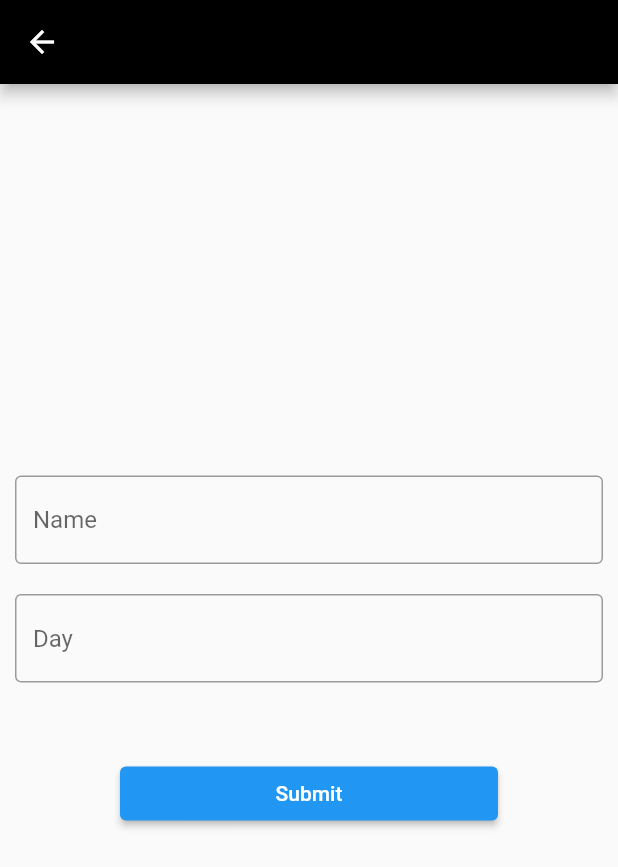
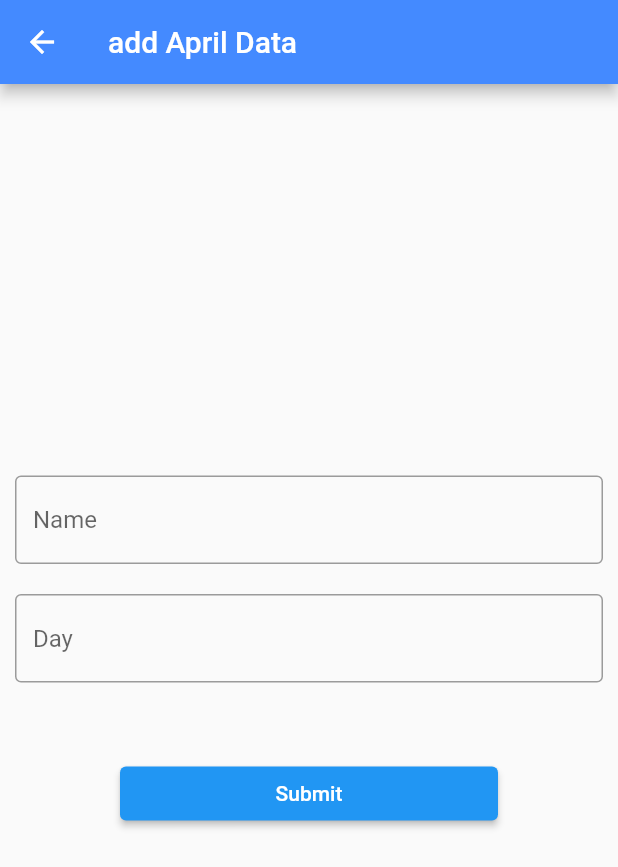
Before and after one commit to AymanAziz/FlutteBlocCRUD, a Flutter app: the AddPage screen opened directly, on a phone screen of 412 x 824 dp. Shown: the top 867 px of the screen. Run offline on Flutter 3.47's test engine with Material 2 defaults, Android fonts, the phone set to English and light mode, and no system bars; our stand-ins replace bloc, equatable, flutter_bloc, sqflite; accounts and stored records are empty.

```diff
--- a/lib/app_layer/april/AddPage.dart
+++ b/lib/app_layer/april/AddPage.dart
@@ -17,7 +17,8 @@ class AddPage extends StatelessWidget {
     return SafeArea(
         child: Scaffold(
           appBar: AppBar(
-            backgroundColor: Colors.black,
+            backgroundColor: Colors.blueAccent,
+            title:const Text('add April Data'),
           ),
           body: GestureDetector(
             onTap: (){
--- a/lib/app_layer/april/UpdatePage.dart
+++ b/lib/app_layer/april/UpdatePage.dart
@@ -26,7 +26,8 @@ class _UpdatePageState extends State<UpdatePage> {
 
     return Scaffold(
       appBar: AppBar(
-        backgroundColor: Colors.black,
+        backgroundColor: Colors.blueAccent,
+        title: const Text('Update April Data'),
       ),
       body: GestureDetector(
           onTap: () {
```
